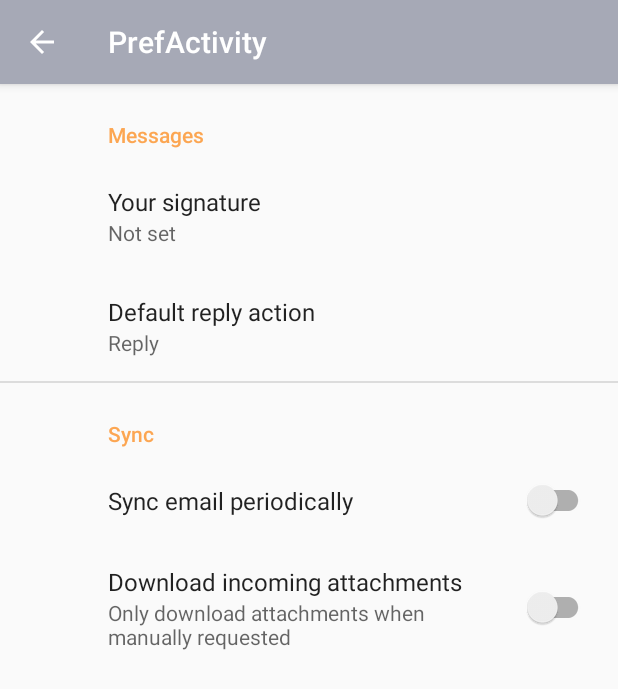
After one commit to PhuongPhg/androiddev2021, an Android app: the PrefActivity screen opened directly, with no data from a screen before it, on a phone screen of 412 x 824 dp. The commit adds this screen. Shown: the top 689 px of the screen. Run offline under Robolectric (Android 15) with nearby library versions, the phone set to English and light mode, and no system bars; our stand-ins replace androidx.preference.

Commit message:
Upload practical work 12

```diff
--- /dev/null
+++ b/app/src/main/java/vn/edu/usth/weather/PrefActivity.java
@@ -0,0 +1,42 @@
+package vn.edu.usth.weather;
+
+import android.content.Intent;
+import android.os.Bundle;
+import android.view.MenuItem;
+
+import androidx.appcompat.app.ActionBar;
+import androidx.appcompat.app.AppCompatActivity;
+import androidx.preference.PreferenceFragmentCompat;
+
+public class PrefActivity extends AppCompatActivity {
+
+    @Override
+    protected void onCreate(Bundle savedInstanceState) {
+        super.onCreate(savedInstanceState);
+        setContentView(R.layout.settings_activity);
+        getSupportFragmentManager()
+                .beginTransaction()
+                .replace(R.id.settings, new SettingsFragment())
+                .commit();
+        ActionBar actionBar = getSupportActionBar();
+        if (actionBar != null) {
+            actionBar.setDisplayHomeAsUpEnabled(true);
+            actionBar.setDisplayShowHomeEnabled(true);
+        }
+    }
+
+//    @Override
+//    public boolean onOptionsItemSelected(MenuItem item) {
+//        if (item.getItemId() == R.id.container) {
+//            finish();
+//        }
+//        return super.onOptionsItemSelected(item);
+//    }
+
+    public static class SettingsFragment extends PreferenceFragmentCompat {
+        @Override
+        public void onCreatePreferences(Bundle savedInstanceState, String rootKey) {
+            setPreferencesFromResource(R.xml.root_preferences, rootKey);
+        }
+    }
+}
--- /dev/null
+++ b/app/src/main/res/layout/settings_activity.xml
@@ -0,0 +1,9 @@
+<LinearLayout xmlns:android="http://schemas.android.com/apk/res/android"
+    android:layout_width="match_parent"
+    android:layout_height="match_parent">
+
+    <FrameLayout
+        android:id="@+id/settings"
+        android:layout_width="match_parent"
+        android:layout_height="match_parent" />
+</LinearLayout>
--- /dev/null
+++ b/app/src/main/res/values/arrays.xml
@@ -0,0 +1,12 @@
+<resources>
+    <!-- Reply Preference -->
+    <string-array name="reply_entries">
+        <item>Reply</item>
+        <item>Reply to all</item>
+    </string-array>
+
+    <string-array name="reply_values">
+        <item>reply</item>
+        <item>reply_all</item>
+    </string-array>
+</resources>
--- a/app/src/main/res/values/strings.xml
+++ b/app/src/main/res/values/strings.xml
@@ -1,4 +1,4 @@
-<resources tools:ignore="MissingTranslation" xmlns:tools="http://schemas.android.com/tools">
+<resources xmlns:tools="http://schemas.android.com/tools" tools:ignore="MissingTranslation">
     <string name="app_name">USTH Weather</string>
     <!-- TODO: Remove or change this placeholder text -->
     <string name="hello_blank_fragment">Hello blank fragment</string>
@@ -14,5 +14,21 @@
     <string name="fri">Friday</string>
     <string name="sat">Saturday</string>
     <string name="sunday">Sunday</string>
+    <string name="title_activity_pref">PrefActivity</string>
+
+    <!-- Preference Titles -->
+    <string name="messages_header">Messages</string>
+    <string name="sync_header">Sync</string>
+
+    <!-- Messages Preferences -->
+    <string name="signature_title">Your signature</string>
+    <string name="reply_title">Default reply action</string>
+
+    <!-- Sync Preferences -->
+    <string name="sync_title">Sync email periodically</string>
+    <string name="attachment_title">Download incoming attachments</string>
+    <string name="attachment_summary_on">Automatically download attachments for incoming emails
+    </string>
+    <string name="attachment_summary_off">Only download attachments when manually requested</string>
 
 </resources>
--- /dev/null
+++ b/app/src/main/res/xml/root_preferences.xml
@@ -0,0 +1,35 @@
+<PreferenceScreen xmlns:app="http://schemas.android.com/apk/res-auto">
+
+    <PreferenceCategory app:title="@string/messages_header">
+
+        <EditTextPreference
+            app:key="signature"
+            app:title="@string/signature_title"
+            app:useSimpleSummaryProvider="true" />
+
+        <ListPreference
+            app:defaultValue="reply"
+            app:entries="@array/reply_entries"
+            app:entryValues="@array/reply_values"
+            app:key="reply"
+            app:title="@string/reply_title"
+            app:useSimpleSummaryProvider="true" />
+
+    </PreferenceCategory>
+
+    <PreferenceCategory app:title="@string/sync_header">
+
+        <SwitchPreferenceCompat
+            app:key="sync"
+            app:title="@string/sync_title" />
+
+        <SwitchPreferenceCompat
+            app:dependency="sync"
+            app:key="attachment"
+            app:summaryOff="@string/attachment_summary_off"
+            app:summaryOn="@string/attachment_summary_on"
+            app:title="@string/attachment_title" />
+
+    </PreferenceCategory>
+
+</PreferenceScreen>
```
Also changed, not shown: app/build.gradle (+8 -0 lines), app/src/main/AndroidManifest.xml (+11 -10 lines), app/src/main/java/vn/edu/usth/weather/WeatherActivity.java (+33 -1 lines), app/src/main/res/layout/activity_main.xml (deleted, +0 -18 lines), app/src/main/res/menu/drawable/ic_baseline_more_vert_24.xml (added, +10 -0 lines), app/src/main/res/menu/drawable/ic_baseline_refresh_24.xml (added, +10 -0 lines), app/src/main/res/menu/tool_bar.xml (added, +14 -0 lines).
